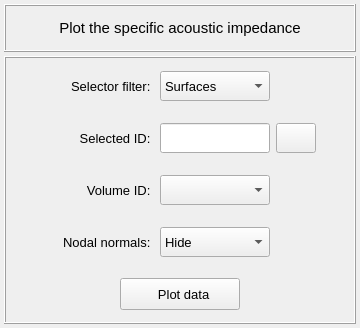
Above: vibra/interface/data/ui_files/plots/acoustic/acoustic_impedance_inputs.ui from MOPT-UFSC/VIBRA before the change. Below: the same form after it.
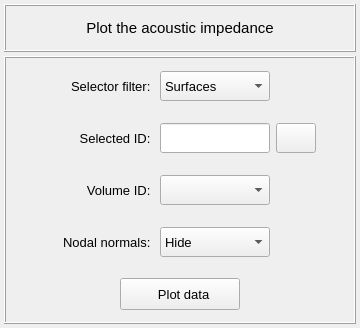
That is the form after the change. Icons and pictures are not drawn.

Commit message: Changes the title and y-axis label from the acoustic impedance spectrum plot

Patch:
```diff
--- a/vibra/interface/data/ui_files/plots/acoustic/acoustic_impedance_inputs.ui
+++ b/vibra/interface/data/ui_files/plots/acoustic/acoustic_impedance_inputs.ui
@@ -92,7 +92,7 @@
          </font>
         </property>
         <property name="text">
-         <string>Plot the specific acoustic impedance</string>
+         <string>Plot the acoustic impedance</string>
         </property>
         <property name="textFormat">
          <enum>Qt::AutoText</enum>
```
Left out of the diff: 2 changed lines with no effect on the pictures. The commit also changes 2 other files.
